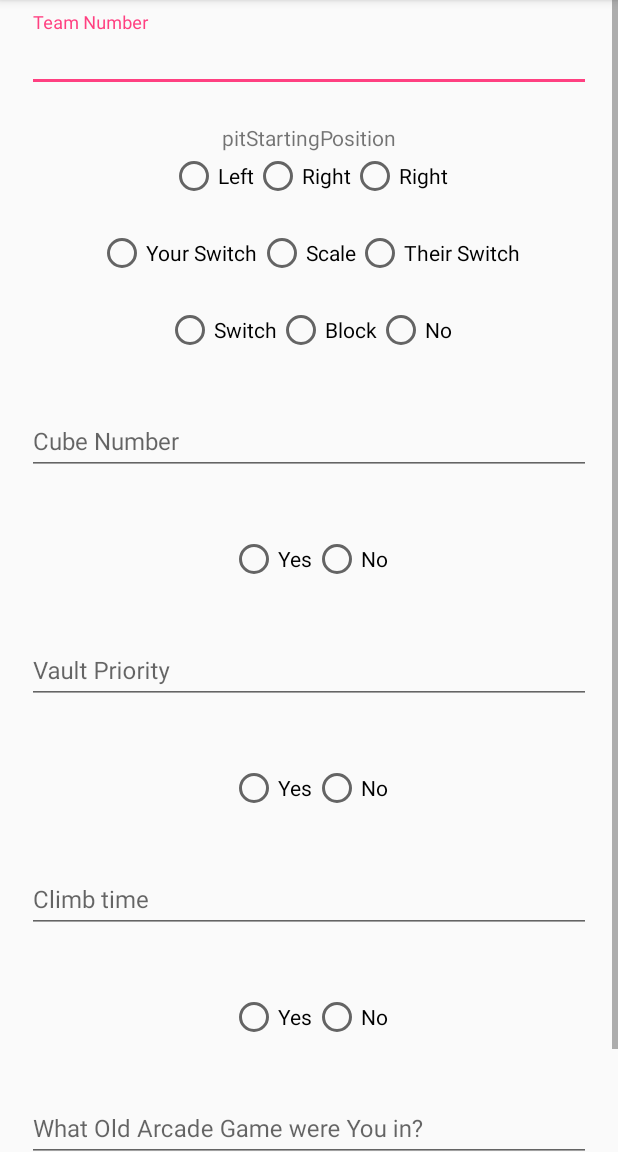
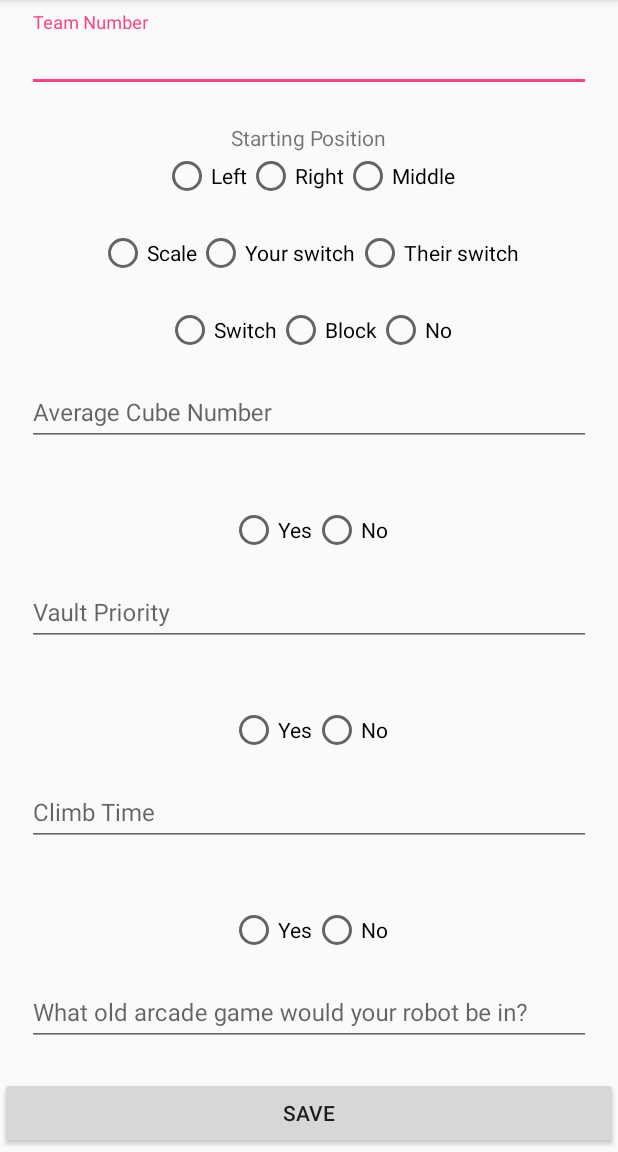
Before and after one commit to FRCTeam107/Scouting2018, an Android app: the PitActivity screen opened directly, with no data from a screen before it, on a phone screen of 412 x 824 dp, the part 84-1236 px from its top. Run offline under Robolectric (Android 15) with nearby library versions, the phone set to English and light mode, and no system bars; our stand-ins replace ButterKnife.

Commit message:
David R - made sure that all the pit strings had proper capitalization and were specific

```diff
--- a/app/src/main/res/layout/activity_pit.xml
+++ b/app/src/main/res/layout/activity_pit.xml
@@ -43,7 +43,7 @@
                 android:id="@+id/pit_startingPosition_TextView"
                 android:layout_width="wrap_content"
                 android:layout_height="wrap_content"
-                android:text="pitStartingPosition"
+                android:text="@string/pitStartingPositionHeading"
                 app:layout_constraintLeft_toLeftOf="parent"
                 app:layout_constraintRight_toRightOf="parent"
                 app:layout_constraintTop_toBottomOf="@id/pit_teamNumber_input_layout" />
@@ -63,15 +63,16 @@
                     android:text="@string/pitStartingPositionLeft" />
 
                 <RadioButton
-                    android:id="@+id/pitStartingPositionrRight_btn"
+                    android:id="@+id/pitStartingPositionRight_btn"
                     android:layout_width="wrap_content"
                     android:layout_height="wrap_content"
                     android:text="@string/pitStartingPositionRight" />
+
                 <RadioButton
                     android:id="@+id/pitStartingPositionMiddle_btn"
                     android:layout_width="wrap_content"
                     android:layout_height="wrap_content"
-                    android:text="@string/pitStartingPositionRight" />
+                    android:text="@string/pitStartingPositionMiddle" />
 
             </RadioGroup>
 
@@ -94,16 +95,17 @@
                 app:layout_constraintTop_toBottomOf="@id/pit_teleopPreference_TextView">
 
                 <RadioButton
+                    android:id="@+id/pitTeleopScale_btn"
+                    android:layout_width="wrap_content"
+                    android:layout_height="wrap_content"
+                    android:text="@string/pitTeleopScale" />
+
+                <RadioButton
                     android:id="@+id/pitTeleopYourSwitch_btn"
                     android:layout_width="wrap_content"
                     android:layout_height="wrap_content"
                     android:text="@string/pitTeleopYourSwitch" />
 
-                <RadioButton
-                    android:id="@+id/pitTeleopScale_btn"
-                    android:layout_width="wrap_content"
-                    android:layout_height="wrap_content"
-                    android:text="@string/pitTeleopScale" />
                 <RadioButton
                     android:id="@+id/pitTeleopTheirSwitch_btn"
                     android:layout_width="wrap_content"
@@ -148,15 +150,6 @@
                     android:text="@string/pitDefenseNo"/>
             </RadioGroup>
 
-            <TextView
-                android:id="@+id/pit_cubeNumber_TextView"
-                android:layout_height="wrap_content"
-                android:layout_width="wrap_content"
-                android:text="@string/pitCubeNumber"
-                app:layout_constraintRight_toLeftOf="parent"
-                app:layout_constraintLeft_toRightOf="parent"
-                app:layout_constraintTop_toBottomOf="@id/pit_defenseType_RadiobtnGrp"/>
-
             <android.support.design.widget.TextInputLayout
                 android:id="@+id/pit_cubeNumber_input_layout"
                 android:layout_width="0dp"
@@ -170,7 +163,7 @@
                 app:errorEnabled="true"
                 app:layout_constraintLeft_toLeftOf="parent"
                 app:layout_constraintRight_toRightOf="parent"
-                app:layout_constraintTop_toBottomOf="@+id/pit_cubeNumber_TextView">
+                app:layout_constraintTop_toBottomOf="@+id/pit_defenseType_RadiobtnGrp">
 
                 <android.support.design.widget.TextInputEditText
                     android:id="@+id/pit_cubeNumber_input"
@@ -211,15 +204,6 @@
                     android:text="@string/pitPickupNo" />
             </RadioGroup>
 
-            <TextView
-                android:id="@+id/pit_vaultPriority_TextView"
-                android:layout_width="wrap_content"
-                android:layout_height="wrap_content"
-                android:text="@string/pitVaultPriority"
-                app:layout_constraintLeft_toRightOf="parent"
-                app:layout_constraintRight_toLeftOf="parent"
-                app:layout_constraintTop_toBottomOf="@id/pit_pickupBoolean_RadiobtnGrp"/>
-
             <android.support.design.widget.TextInputLayout
                 android:id="@+id/pit_vaultPriority_input_layout"
                 android:layout_width="0dp"
@@ -233,13 +217,13 @@
                 app:errorEnabled="true"
                 app:layout_constraintLeft_toLeftOf="parent"
                 app:layout_constraintRight_toRightOf="parent"
-                app:layout_constraintTop_toBottomOf="@+id/pit_vaultPriority_TextView">
+                app:layout_constraintTop_toBottomOf="@+id/pit_pickupBoolean_RadiobtnGrp">
 
                 <android.support.design.widget.TextInputEditText
                     android:id="@+id/pit_vaultPriority_input"
                     android:layout_width="match_parent"
                     android:layout_height="wrap_content"
-                    android:inputType="number"
+                    android:inputType="text"
                     android:textSize="16sp" />
             </android.support.design.widget.TextInputLayout>
 
@@ -274,15 +258,6 @@
                     android:text="@string/pitClimbNo" />
             </RadioGroup>
 
-            <TextView
-                android:id="@+id/pit_climbTime_TextView"
-                android:layout_width="wrap_content"
-                android:layout_height="wrap_content"
-                android:text="@string/pitClimbTime"
-                app:layout_constraintLeft_toRightOf="parent"
-                app:layout_constraintRight_toLeftOf="parent"
-                app:layout_constraintTop_toBottomOf="@id/pit_climbBoolean_RadiobtnGrp"/>
-
             <android.support.design.widget.TextInputLayout
                 android:id="@+id/pit_climbTime_input_layout"
                 android:layout_width="0dp"
@@ -292,11 +267,11 @@
                 android:layout_marginRight="18dp"
                 android:layout_marginStart="18dp"
                 android:layout_marginTop="8dp"
-                android:hint="@string/pitClimbTimeHeading"
+                android:hint="@string/pitClimbTime"
                 app:errorEnabled="true"
                 app:layout_constraintLeft_toLeftOf="parent"
                 app:layout_constraintRight_toRightOf="parent"
-                app:layout_constraintTop_toBottomOf="@id/pit_climbTime_TextView">
+                app:layout_constraintTop_toBottomOf="@id/pit_climbBoolean_RadiobtnGrp">
 
                 <android.support.design.widget.TextInputEditText
                     android:id="@+id/pit_climbTime_input"
@@ -311,7 +286,7 @@
                 android:id="@+id/pit_climbHelpBoolean_TextView"
                 android:layout_width="wrap_content"
                 android:layout_height="wrap_content"
-                android:text="@string/pitClimbBoolean"
+                android:text="@string/pitClimbHelp"
                 app:layout_constraintLeft_toRightOf="parent"
                 app:layout_constraintRight_toLeftOf="parent"
                 app:layout_constraintTop_toBottomOf="@id/pit_climbTime_input_layout"/>
@@ -338,15 +313,6 @@
                     android:text="@string/pitClimbHelpNo" />
             </RadioGroup>
 
-            <TextView
-                android:id="@+id/pit_arcadeGame_TextView"
-                android:layout_width="wrap_content"
-                android:layout_height="wrap_content"
-                android:text="@string/pitClimbTime"
-                app:layout_constraintLeft_toRightOf="parent"
-                app:layout_constraintRight_toLeftOf="parent"
-                app:layout_constraintTop_toBottomOf="@id/pit_climbHelpBoolean_RadiobtnGrp"/>
-
             <android.support.design.widget.TextInputLayout
                 android:id="@+id/pit_arcadeGame_input_layout"
                 android:layout_width="0dp"
@@ -360,13 +326,13 @@
                 app:errorEnabled="true"
                 app:layout_constraintLeft_toLeftOf="parent"
                 app:layout_constraintRight_toRightOf="parent"
-                app:layout_constraintTop_toBottomOf="@id/pit_arcadeGame_TextView">
+                app:layout_constraintTop_toBottomOf="@id/pit_climbHelpBoolean_RadiobtnGrp">
 
                 <android.support.design.widget.TextInputEditText
                     android:id="@+id/pit_arcadeGame_input"
                     android:layout_width="match_parent"
                     android:layout_height="wrap_content"
-                    android:inputType="number"
+                    android:inputType="text"
                     android:textSize="16sp" />
             </android.support.design.widget.TextInputLayout>
             <Button
--- a/app/src/main/res/values/strings.xml
+++ b/app/src/main/res/values/strings.xml
@@ -94,7 +94,6 @@
 
     <!--Pit Scouting Strings-->
     <string name="pitTeamNumberHeading">Team Number</string>
-    <string name="pitClimbTimeHeading">Climb time</string>
     <string name="savePitButton">Save</string>
 
 
@@ -106,10 +105,11 @@
     <string name="pitTeleFuelError">Enter Tele Fuel</string>
     <string name="pitClimbTimeError">Enter Climb Time</string>
 
-    <!--Pit Strings-->
+    <!--Pit Strings-->\
+    <string name="pitStartingPositionHeading">Starting Position</string>
     <string name="pitStartingPositionRight">Right</string>
     <string name="pitStartingPositionLeft">Left</string>
-    <string name="pitStartingPostionMiddle">Middle</string>
+    <string name="pitStartingPositionMiddle">Middle</string>
     <string name="pitClimbTime">Climb Time</string>
 
     <string name="pitDefenseType">Defense Type</string>
@@ -117,9 +117,9 @@
     <string name="pitDefenseSwitch">Switch</string>
     <string name="pitDefenseNo">No</string>
 
-    <string name="pitCubeNumber">Cube Number</string>
+    <string name="pitCubeNumber">Average Cube Number</string>
 
-    <string name="pitPickupBoolean">Pick up off the Floor?</string>
+    <string name="pitPickupBoolean">Pick up off the floor?</string>
     <string name="pitPickupYes">Yes</string>
     <string name="pitPickupNo">No</string>
 
@@ -127,14 +127,14 @@
     <string name="pitClimbBoolean">Climb?</string>
     <string name="pitClimbYes">Yes</string>
     <string name="pitClimbNo">No</string>
-    <string name="pitClimbHelp">Can You Help Alliance Climb?</string>
+    <string name="pitClimbHelp">Can you help alliance robots climb?</string>
     <string name="pitClimbHelpYes">Yes</string>
     <string name="pitClimbHelpNo">No</string>
 
-    <string name="pitRobotHistory">What Old Arcade Game were You in?</string>
+    <string name="pitRobotHistory">What old arcade game would your robot be in?</string>
 
     <string name="pitTeleopPreference">Teleop Preference</string>
     <string name="pitTeleopScale">Scale</string>
-    <string name="pitTeleopTheirSwitch">Their Switch</string>
-    <string name="pitTeleopYourSwitch">Your Switch</string>
+    <string name="pitTeleopTheirSwitch">Their switch</string>
+    <string name="pitTeleopYourSwitch">Your switch</string>
 </resources>
```
